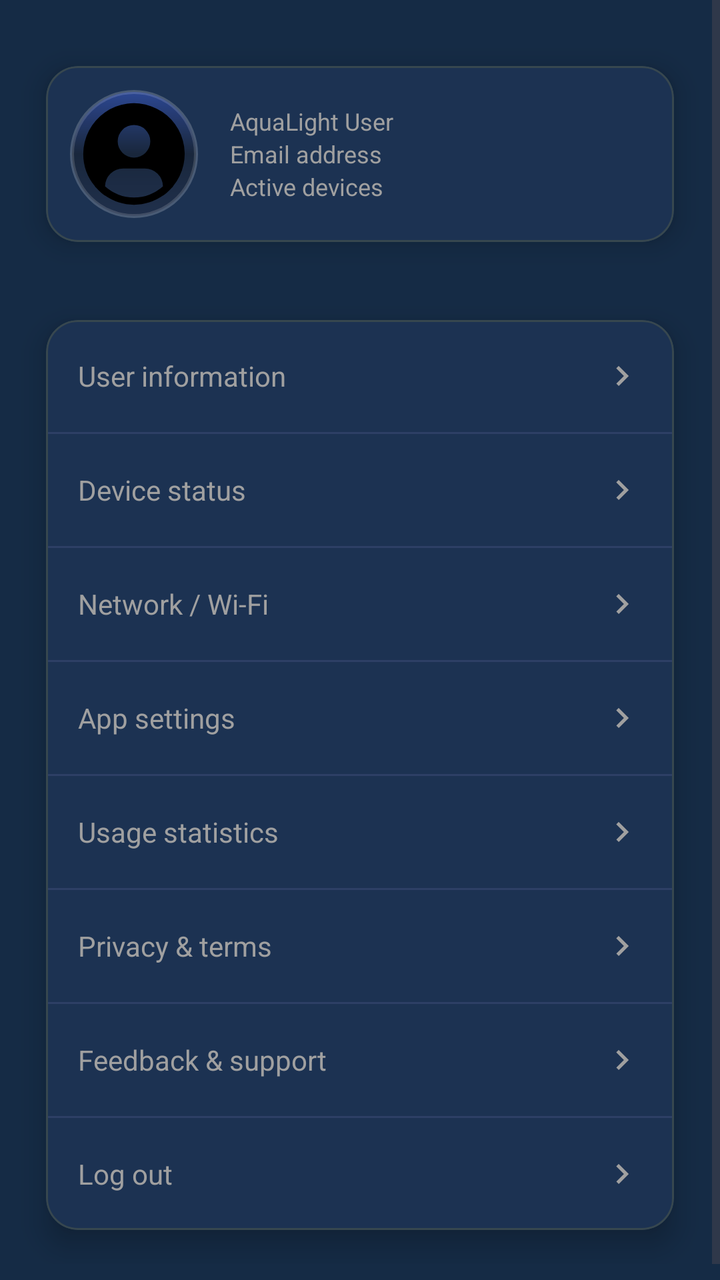
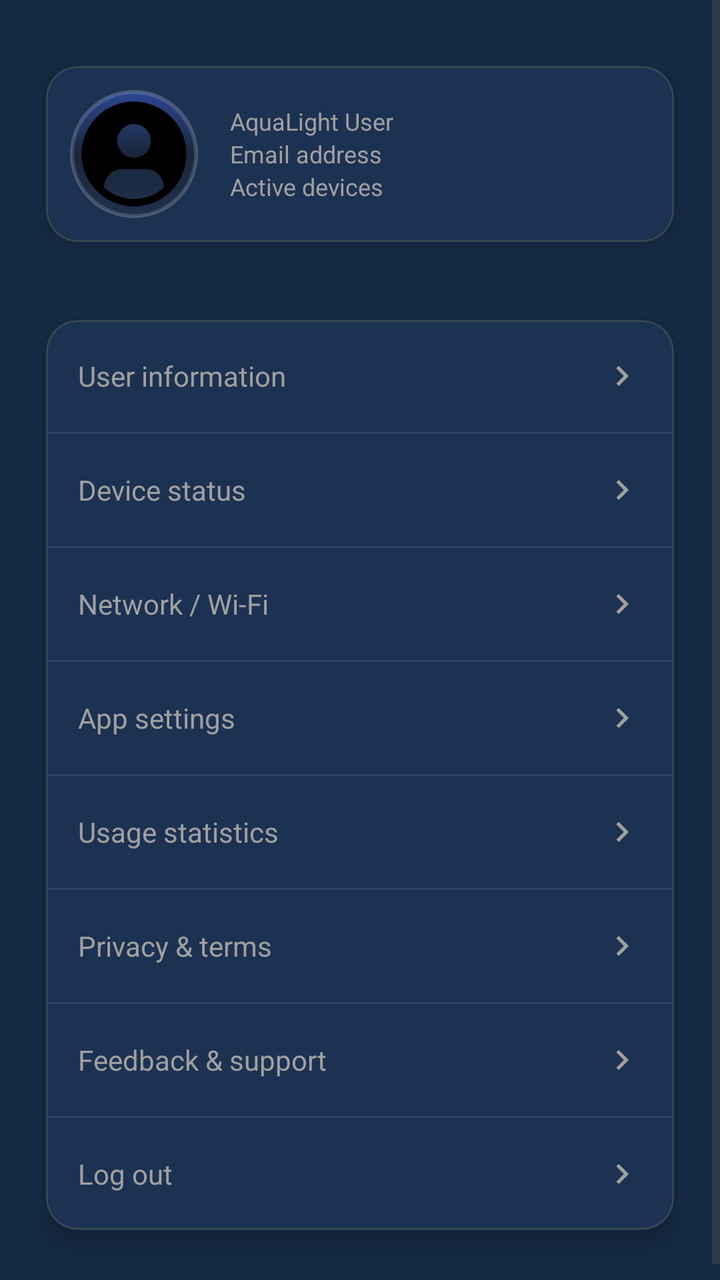

Compare the two renders of this Android layout. The source of the first and the diff that turns it into the second are given below.
<!-- AndroidManifest.xml: application theme AppTheme -->
<!-- res/layout/fragment_settings.xml -->
<?xml version="1.0" encoding="utf-8"?>
<ScrollView
    xmlns:android="http://schemas.android.com/apk/res/android"
    xmlns:app="http://schemas.android.com/apk/res-auto"
    android:layout_width="match_parent"
    android:layout_height="match_parent"
    android:background="@color/background_color"
    android:fillViewport="true">

    <LinearLayout
        android:layout_width="match_parent"
        android:layout_height="wrap_content"
        android:orientation="vertical"
        android:paddingTop="16dp"
        android:paddingStart="10dp"
        android:paddingEnd="10dp"
        android:paddingBottom="16dp">

        
        <com.google.android.material.card.MaterialCardView
            android:layout_width="match_parent"
            android:layout_height="wrap_content"
			style="@style/Widget.Aqua.CardStyles"
            android:layout_marginBottom="5dp">

            <LinearLayout
                android:layout_width="match_parent"
                android:layout_height="wrap_content"
                android:orientation="horizontal"
                android:gravity="center_vertical"
                android:padding="12dp">

              <FrameLayout
    android:layout_width="64dp"
    android:layout_height="64dp"
    android:background="@drawable/profile_background">

    <ImageView
        android:id="@+id/ivProfilePhoto"
        android:layout_width="match_parent"
        android:layout_height="match_parent"
        android:layout_margin="3dp"
        android:background="@drawable/profile_clip_circle"
        android:scaleType="centerCrop"
        android:src="@drawable/ic_profile_placeholder"
        android:clipToOutline="true"
        android:clickable="true"
        android:focusable="true"
        android:contentDescription="@string/settings_profile_photo_desc" />
</FrameLayout>
                <LinearLayout
                    android:layout_width="0dp"
                    android:layout_height="wrap_content"
                    android:layout_weight="1"
                    android:layout_marginStart="16dp"
                    android:orientation="vertical">

                    <TextView
                        android:id="@+id/tvUsername"
                        android:layout_width="match_parent"
                        android:layout_height="wrap_content"
                        android:text="@string/settings_default_username"
                        android:textColor="@color/settings_text_secondary"
                        android:textSize="12sp"/>

                    <TextView
                        android:id="@+id/tvEmail"
                        android:layout_width="match_parent"
                        android:layout_height="wrap_content"
                        android:text="@string/settings_default_email"
                        android:textColor="@color/settings_text_secondary"
                        android:textSize="12sp"/>

                    <TextView
                        android:id="@+id/tvActiveDevices"
                        android:layout_width="match_parent"
                        android:layout_height="wrap_content"
                        android:text="@string/active_devices"
                        android:textColor="@color/settings_text_secondary"
                        android:textSize="12sp"/>
                </LinearLayout>
            </LinearLayout>
        </com.google.android.material.card.MaterialCardView>

        
        <com.google.android.material.card.MaterialCardView
            android:layout_width="match_parent"
            android:layout_height="wrap_content"
            style="@style/Widget.Aqua.CardStyles">

            <LinearLayout
                android:layout_width="match_parent"
                android:layout_height="wrap_content"
                android:orientation="vertical">

                
                <LinearLayout
                    android:id="@+id/rowUserInfo"
                    android:layout_width="match_parent"
                    android:layout_height="56dp"
                    android:paddingHorizontal="16dp"
                    android:gravity="center_vertical"
                    android:clickable="true"
                    android:focusable="true"
                    android:background="?android:attr/selectableItemBackground"
                    android:contentDescription="@string/settings_user_info_desc">

                    <TextView
                        android:layout_width="0dp"
                        android:layout_height="wrap_content"
                        android:layout_weight="1"
                        android:text="@string/settings_user_info"
                        android:textColor="@color/settings_text_secondary"
                        android:textSize="14sp"/>

                    <ImageView
                        android:layout_width="20dp"
                        android:layout_height="20dp"
                        android:src="@drawable/ic_arrow_right"
                        app:tint="@color/settings_text_secondary"
                        android:contentDescription="@string/settings_arrow_desc"/>
                </LinearLayout>

                <View
                    android:layout_width="match_parent"
                    android:layout_height="1dp"
                    android:background="@color/settings_divider"/>

                
                <LinearLayout
                    android:id="@+id/rowDeviceStatus"
                    android:layout_width="match_parent"
                    android:layout_height="56dp"
                    android:paddingHorizontal="16dp"
                    android:gravity="center_vertical"
                    android:clickable="true"
                    android:focusable="true"
                    android:background="?android:attr/selectableItemBackground"
                    android:contentDescription="@string/settings_device_status_desc">

                    <TextView
                        android:layout_width="0dp"
                        android:layout_height="wrap_content"
                        android:layout_weight="1"
                        android:text="@string/settings_device_status"
                        android:textColor="@color/settings_text_secondary"
                        android:textSize="14sp"/>

                    <ImageView
                        android:layout_width="20dp"
                        android:layout_height="20dp"
                        android:src="@drawable/ic_arrow_right"
                        app:tint="@color/settings_text_secondary"
                        android:contentDescription="@string/settings_arrow_desc"/>
                </LinearLayout>

                <View
                    android:layout_width="match_parent"
                    android:layout_height="1dp"
                    android:background="@color/settings_divider"/>

                
                <LinearLayout
                    android:id="@+id/rowNetwork"
                    android:layout_width="match_parent"
                    android:layout_height="56dp"
                    android:paddingHorizontal="16dp"
                    android:gravity="center_vertical"
                    android:clickable="true"
                    android:focusable="true"
                    android:background="?android:attr/selectableItemBackground"
                    android:contentDescription="@string/settings_network_desc">

                    <TextView
                        android:layout_width="0dp"
                        android:layout_height="wrap_content"
                        android:layout_weight="1"
                        android:text="@string/settings_network"
                        android:textColor="@color/settings_text_secondary"
                        android:textSize="14sp"/>

                    <ImageView
                        android:layout_width="20dp"
                        android:layout_height="20dp"
                        android:src="@drawable/ic_arrow_right"
                        app:tint="@color/settings_text_secondary"
                        android:contentDescription="@string/settings_arrow_desc"/>
                </LinearLayout>

                <View
                    android:layout_width="match_parent"
                    android:layout_height="1dp"
                    android:background="@color/settings_divider"/>

                
                <LinearLayout
                    android:id="@+id/rowSettings"
                    android:layout_width="match_parent"
                    android:layout_height="56dp"
                    android:paddingHorizontal="16dp"
                    android:gravity="center_vertical"
                    android:clickable="true"
                    android:focusable="true"
                    android:background="?android:attr/selectableItemBackground"
                    android:contentDescription="@string/settings_app_desc">

                    <TextView
                        android:layout_width="0dp"
                        android:layout_height="wrap_content"
                        android:layout_weight="1"
                        android:text="@string/settings_app"
                        android:textColor="@color/settings_text_secondary"
                        android:textSize="14sp"/>

                    <ImageView
                        android:layout_width="20dp"
                        android:layout_height="20dp"
                        android:src="@drawable/ic_arrow_right"
                        app:tint="@color/settings_text_secondary"
                        android:contentDescription="@string/settings_arrow_desc"/>
                </LinearLayout>

                <View
                    android:layout_width="match_parent"
                    android:layout_height="1dp"
                    android:background="@color/settings_divider"/>

                
                <LinearLayout
                    android:id="@+id/rowUsage"
                    android:layout_width="match_parent"
                    android:layout_height="56dp"
                    android:paddingHorizontal="16dp"
                    android:gravity="center_vertical"
                    android:clickable="true"
                    android:focusable="true"
                    android:background="?android:attr/selectableItemBackground"
                    android:contentDescription="@string/settings_usage_desc">

                    <TextView
                        android:layout_width="0dp"
                        android:layout_height="wrap_content"
                        android:layout_weight="1"
                        android:text="@string/settings_usage"
                        android:textColor="@color/settings_text_secondary"
                        android:textSize="14sp"/>

                    <ImageView
                        android:layout_width="20dp"
                        android:layout_height="20dp"
                        android:src="@drawable/ic_arrow_right"
                        app:tint="@color/settings_text_secondary"
                        android:contentDescription="@string/settings_arrow_desc"/>
                </LinearLayout>

                <View
                    android:layout_width="match_parent"
                    android:layout_height="1dp"
                    android:background="@color/settings_divider"/>

                
                <LinearLayout
                    android:id="@+id/rowPrivacy"
                    android:layout_width="match_parent"
                    android:layout_height="56dp"
                    android:paddingHorizontal="16dp"
                    android:gravity="center_vertical"
                    android:clickable="true"
                    android:focusable="true"
                    android:background="?android:attr/selectableItemBackground"
                    android:contentDescription="@string/settings_privacy_desc">

                    <TextView
                        android:layout_width="0dp"
                        android:layout_height="wrap_content"
                        android:layout_weight="1"
                        android:text="@string/settings_privacy"
                        android:textColor="@color/settings_text_secondary"
                        android:textSize="14sp"/>

                    <ImageView
                        android:layout_width="20dp"
                        android:layout_height="20dp"
                        android:src="@drawable/ic_arrow_right"
                        app:tint="@color/settings_text_secondary"
                        android:contentDescription="@string/settings_arrow_desc"/>
                </LinearLayout>

                <View
                    android:layout_width="match_parent"
                    android:layout_height="1dp"
                    android:background="@color/settings_divider"/>

                
                <LinearLayout
                    android:id="@+id/rowFeedback"
                    android:layout_width="match_parent"
                    android:layout_height="56dp"
                    android:paddingHorizontal="16dp"
                    android:gravity="center_vertical"
                    android:clickable="true"
                    android:focusable="true"
                    android:background="?android:attr/selectableItemBackground"
                    android:contentDescription="@string/settings_feedback_desc">

                    <TextView
                        android:layout_width="0dp"
                        android:layout_height="wrap_content"
                        android:layout_weight="1"
                        android:text="@string/settings_feedback"
                        android:textColor="@color/settings_text_secondary"
                        android:textSize="14sp"/>

                    <ImageView
                        android:layout_width="20dp"
                        android:layout_height="20dp"
                        android:src="@drawable/ic_arrow_right"
                        app:tint="@color/settings_text_secondary"
                        android:contentDescription="@string/settings_arrow_desc"/>
                </LinearLayout>

                <View
                    android:layout_width="match_parent"
                    android:layout_height="1dp"
                    android:background="@color/settings_divider"/>

                
                <LinearLayout
                    android:id="@+id/rowLogout"
                    android:layout_width="match_parent"
                    android:layout_height="56dp"
                    android:paddingHorizontal="16dp"
                    android:gravity="center_vertical"
                    android:clickable="true"
                    android:focusable="true"
                    android:background="?android:attr/selectableItemBackground"
                    android:contentDescription="@string/settings_logout_desc">

                    <TextView
                        android:layout_width="0dp"
                        android:layout_height="wrap_content"
                        android:layout_weight="1"
                        android:text="@string/settings_logout"
                        android:textColor="@color/settings_text_secondary"
                        android:textSize="14sp"/>

                    <ImageView
                        android:layout_width="20dp"
                        android:layout_height="20dp"
                        android:src="@drawable/ic_arrow_right"
                        app:tint="@color/settings_text_secondary"
                        android:contentDescription="@string/settings_arrow_desc"/>
                </LinearLayout>
            </LinearLayout>
        </com.google.android.material.card.MaterialCardView>
    </LinearLayout>
</ScrollView>
<!-- resources referenced by this layout -->
<resources>
  <color name="background_color">#152B45</color>
  <color name="settings_divider">#2D3F66</color>
  <color name="settings_text_secondary">#A0A0A0</color>
  <!-- drawable ic_arrow_right (drawable) -->
  <vector xmlns:android="http://schemas.android.com/apk/res/android"
      android:width="24dp"
      android:height="24dp"
      android:viewportWidth="24"
      android:viewportHeight="24">
  
      <path
          android:fillColor="#A0A0A0"
          android:pathData="M8.59,16.59L13.17,12L8.59,7.41L10,6L16,12L10,18L8.59,16.59Z"/>
  </vector>
  <!-- drawable profile_clip_circle (drawable) -->
  <?xml version="1.0" encoding="utf-8"?>
  <shape xmlns:android="http://schemas.android.com/apk/res/android"
      android:shape="oval">
      <solid android:color="@android:color/transparent" />
  </shape>
  <string name="active_devices">Active devices</string>
  <string name="settings_app">App settings</string>
  <string name="settings_app_desc">Manage theme, language and general settings</string>
  <string name="settings_arrow_desc">Go to details</string>
  <string name="settings_default_email">Email address</string>
  <string name="settings_default_username">AquaLight User</string>
  <string name="settings_device_status">Device status</string>
  <string name="settings_device_status_desc">View the status of connected devices</string>
  <string name="settings_feedback">Feedback &amp; support</string>
  <string name="settings_feedback_desc">Send feedback or get support</string>
  <string name="settings_logout">Log out</string>
  <string name="settings_logout_desc">Sign out of your account</string>
  <string name="settings_network">Network / Wi-Fi</string>
  <string name="settings_network_desc">Configure network and connection settings</string>
  <string name="settings_privacy">Privacy &amp; terms</string>
  <string name="settings_privacy_desc">View privacy policy and terms of use</string>
  <string name="settings_profile_photo_desc">Profile photo</string>
  <string name="settings_usage">Usage statistics</string>
  <string name="settings_usage_desc">View app usage statistics</string>
  <string name="settings_user_info">User information</string>
  <string name="settings_user_info_desc">View and edit user information</string>
  <style name="Widget.Aqua.CardStyles" parent="Widget.MaterialComponents.CardView">
          <item name="cardBackgroundColor">@color/settings_card_background</item>
          <item name="cardCornerRadius">16dp</item>
          <item name="cardElevation">8dp</item>
          <item name="cardUseCompatPadding">true</item>
      </style>
  <color name="settings_card_background">#1C3252</color>
  <color name="md_theme_light_primary">#2196F3</color>
  <color name="md_theme_light_onPrimary">#FFFFFF</color>
  <color name="md_theme_light_secondary">#4A6363</color>
  <color name="md_theme_light_onSecondary">#FFFFFF</color>
  <color name="md_theme_light_background">#152B45</color>
  <color name="md_theme_light_surface">#152B45</color>
  <color name="md_theme_light_onSurface">#E0E6ED</color>
  <color name="md_theme_light_surfaceVariant">#233042</color>
  <color name="md_theme_light_onSurfaceVariant">#5C6B75</color>
  <color name="md_theme_light_outline">#455A64</color>
  <color name="md_theme_light_outlineVariant">#37474F</color>
  <color name="md_theme_light_error">#D32F2F</color>
  <color name="md_theme_light_onError">#FFFFFF</color>
  <!-- unchanged entries left out for length: 3 -->
</resources>

<!-- the commit's change to res/layout/fragment_settings.xml (unified diff, before → after) -->
@@ -39,7 +39,7 @@
         android:id="@+id/ivProfilePhoto"
         android:layout_width="match_parent"
         android:layout_height="match_parent"
-        android:layout_margin="3dp"
+        android:layout_margin="2dp"
         android:background="@drawable/profile_clip_circle"
         android:scaleType="centerCrop"
         android:src="@drawable/ic_profile_placeholder"
